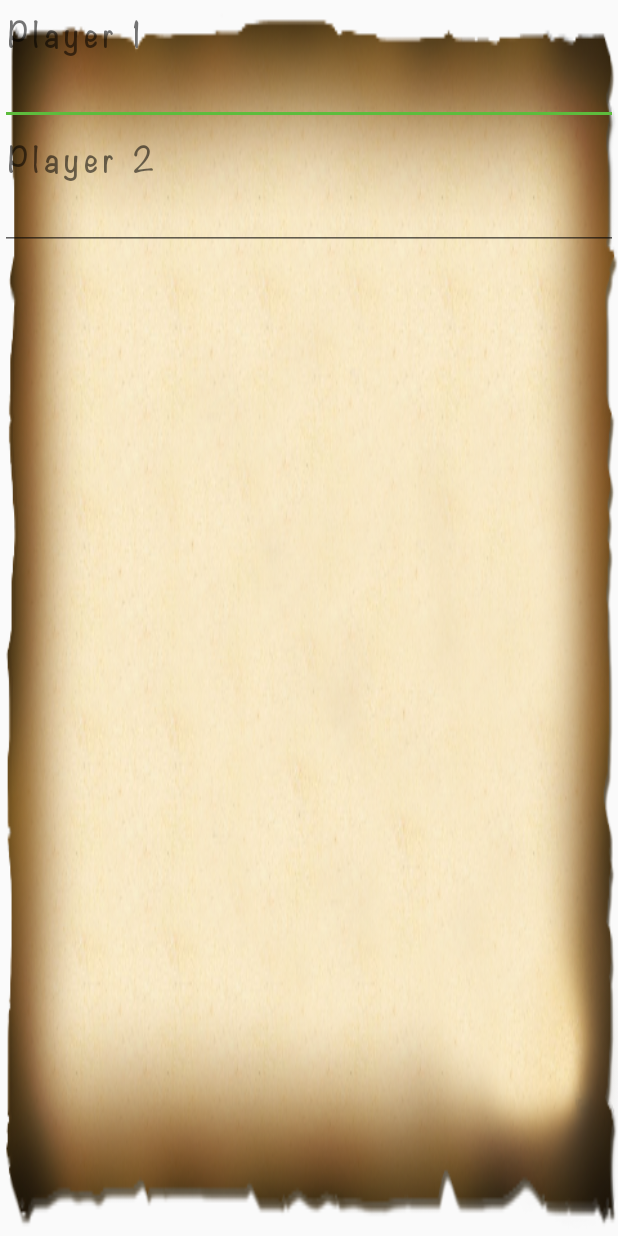
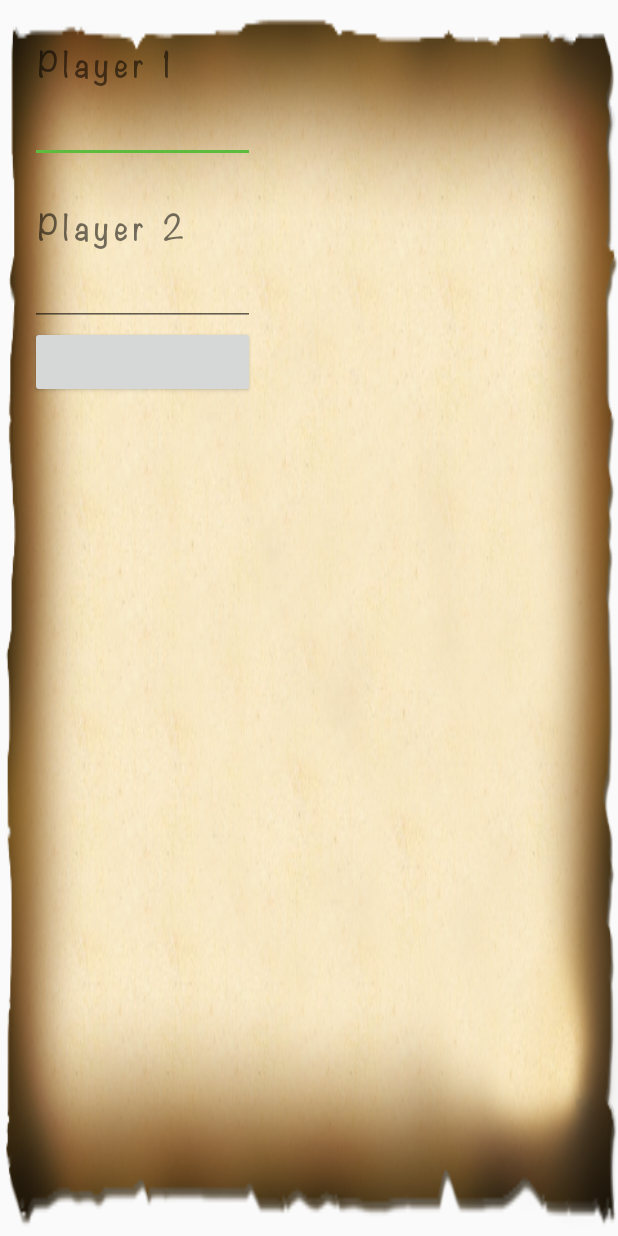
Before and after one commit to ewelina29/hangman-android-game, an Android app: the layout duel_input_name.xml on its own in the app's theme, with its tools: preview values and no code run, on a phone screen of 412 x 824 dp. Run offline under Robolectric (Android 15) with nearby library versions, the phone set to English and light mode, and no system bars.

Commit message:
small fix

```diff
--- a/app/src/main/java/com/example/eweli/sm_projekt/GameActivity.java
+++ b/app/src/main/java/com/example/eweli/sm_projekt/GameActivity.java
@@ -13,12 +13,14 @@ import android.hardware.SensorManager;
 import android.os.Bundle;
 import android.support.v7.app.AlertDialog;
 import android.support.v7.app.AppCompatActivity;
+import android.support.v7.widget.ButtonBarLayout;
 import android.util.Log;
 import android.view.Display;
 import android.view.LayoutInflater;
 import android.view.View;
 import android.view.ViewGroup;
 import android.view.Window;
+import android.widget.Button;
 import android.widget.EditText;
 import android.widget.FrameLayout;
 import android.widget.GridLayout;
@@ -106,7 +108,15 @@ public class GameActivity extends AppCompatActivity implements View.OnClickListe
         View rootView = View.inflate(this, R.layout.duel_input_name, null);
         // Set up the input
         final EditText input = (EditText) rootView.findViewById(R.id.firstPlayerName);
+        final Button saveBtn = (Button) rootView.findViewById(R.id.saveButton);
         builder.setView(rootView);
+        builder.setPositiveButton("SAVE", new DialogInterface.OnClickListener(){
+
+            @Override
+            public void onClick(DialogInterface dialogInterface, int i) {
+
+            }
+        });
 
         AlertDialog alert = builder.create();
 
--- a/app/src/main/res/layout/duel_input_name.xml
+++ b/app/src/main/res/layout/duel_input_name.xml
@@ -11,12 +11,16 @@
         android:layout_height="wrap_content"
         android:text="@string/player_1"
         android:padding="5dp"
+        android:layout_marginLeft="20dp"
+        android:layout_marginTop="20dp"
         android:letterSpacing="0.2"
         android:textSize="20sp"/>
     <EditText
-        android:id="@+id/firstPlayerName" android:layout_width="match_parent"
-        android:layout_height="wrap_content"
+        android:id="@+id/firstPlayerName" android:layout_width="150dp"
+       android:layout_height="wrap_content"
         android:padding="5dp"
+        android:layout_marginLeft="20dp"
+        android:layout_marginTop="5dp"
         android:textSize="20sp"
         android:maxLines="1"
         android:maxLength="10"
@@ -34,10 +38,13 @@
         android:padding="5dp"
         android:letterSpacing="0.2"
         android:textSize="20sp"
+        android:layout_marginLeft="20dp"
+        android:layout_marginTop="20dp"
+
         />
     <EditText
         android:id="@+id/secondPlayerName"
-        android:layout_width="match_parent"
+        android:layout_width="150dp"
         android:layout_height="wrap_content"
         android:padding="5dp"
         android:textSize="20sp"
@@ -45,8 +52,18 @@
         android:maxLength="10"
         android:maxEms="1"
         android:inputType="text"
+        android:layout_marginLeft="20dp"
+        android:layout_marginTop="5dp"
         />
 
+    <Button
+        android:id="@+id/saveButton"
+        android:layout_width="150dp"
+        android:layout_height="wrap_content"
+        android:layout_marginLeft="20dp"
+        >
+
+    </Button>
 
 
 
```
